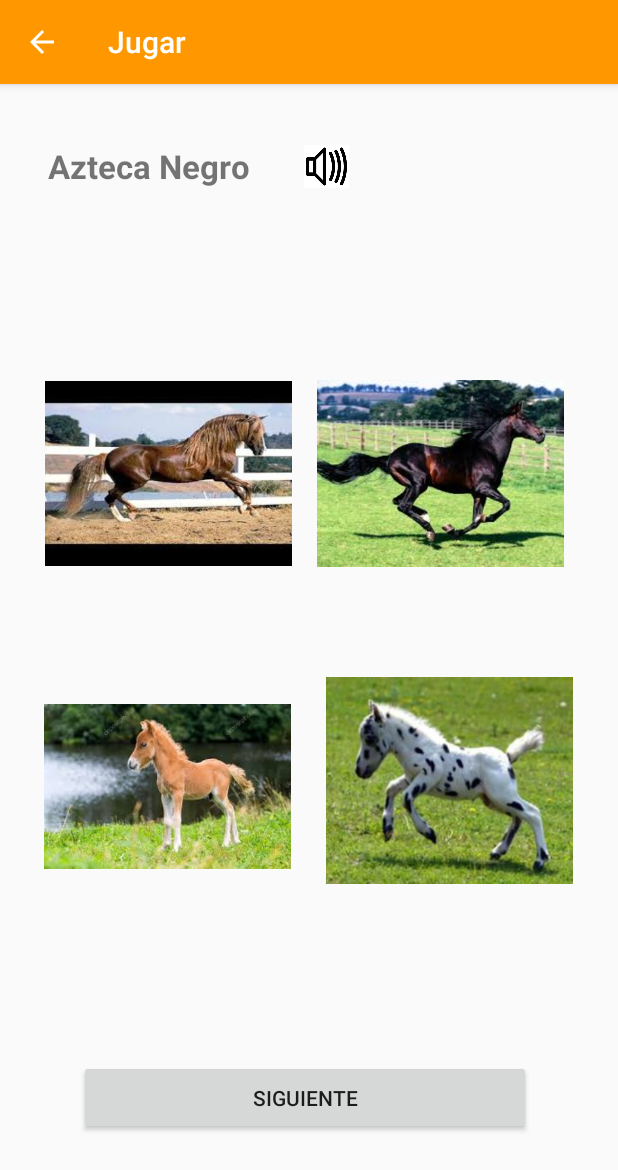
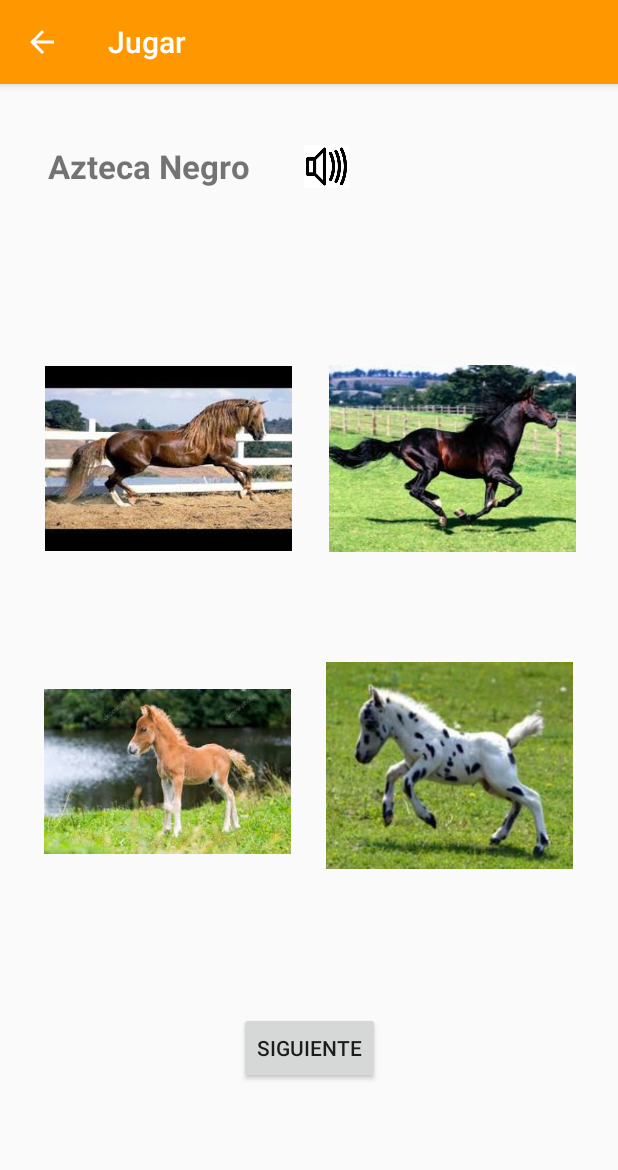
Before and after one commit to onofricamila/TPLaboratorioDeSw, an Android app: the GameActivity screen opened directly, with no data from a screen before it, on a phone screen of 412 x 824 dp. Shown: the top 1170 px of the screen. Run offline under Robolectric (Android 15) with nearby library versions, the phone set to English and light mode, and no system bars.

Commit message:
resize siguiente button

```diff
--- a/app/src/main/res/layout/activity_game.xml
+++ b/app/src/main/res/layout/activity_game.xml
@@ -22,48 +22,47 @@
 
     <Button
         android:id="@+id/newGame"
-        android:layout_width="301dp"
-        android:layout_height="50dp"
+        android:layout_width="wrap_content"
+        android:layout_height="wrap_content"
         android:layout_centerHorizontal="true"
         android:layout_marginStart="32dp"
         android:layout_marginLeft="32dp"
-        android:layout_marginTop="92dp"
+        android:layout_marginTop="70dp"
         android:layout_marginEnd="32dp"
         android:layout_marginRight="32dp"
         android:text="@string/siguiente_button"
         app:layout_constraintEnd_toEndOf="parent"
-        app:layout_constraintHorizontal_bias="0.441"
         app:layout_constraintStart_toStartOf="parent"
         app:layout_constraintTop_toBottomOf="@+id/imageView3" />
 
     <ImageView
         android:id="@+id/imageView1"
-        android:layout_width="300dp"
-        android:layout_height="200dp"
+        android:layout_width="50dp"
+        android:layout_height="50dp"
         android:layout_marginStart="30dp"
         android:layout_marginLeft="30dp"
-        android:layout_marginTop="100dp"
+        android:layout_marginTop="90dp"
         android:layout_marginEnd="8dp"
         android:layout_marginRight="8dp"
         app:layout_constraintEnd_toStartOf="@+id/imageView2"
-        app:layout_constraintHorizontal_bias="0.02"
+        app:layout_constraintHorizontal_bias="0.009"
         app:layout_constraintStart_toStartOf="parent"
         app:layout_constraintTop_toBottomOf="@+id/wordTv" />
 
     <ImageView
         android:id="@+id/imageView2"
-        android:layout_width="300dp"
-        android:layout_height="200dp"
-        android:layout_marginTop="100dp"
-        android:layout_marginEnd="36dp"
-        android:layout_marginRight="36dp"
+        android:layout_width="50dp"
+        android:layout_height="50dp"
+        android:layout_marginTop="90dp"
+        android:layout_marginEnd="28dp"
+        android:layout_marginRight="28dp"
         app:layout_constraintEnd_toEndOf="parent"
         app:layout_constraintTop_toBottomOf="@+id/wordTv" />
 
     <ImageView
         android:id="@+id/imageView3"
-        android:layout_width="300dp"
-        android:layout_height="200dp"
+        android:layout_width="50dp"
+        android:layout_height="50dp"
         android:layout_marginStart="30dp"
         android:layout_marginLeft="30dp"
         android:layout_marginTop="28dp"
@@ -76,8 +75,8 @@
 
     <ImageView
         android:id="@+id/imageView4"
-        android:layout_width="300dp"
-        android:layout_height="200dp"
+        android:layout_width="50dp"
+        android:layout_height="50dp"
         android:layout_marginTop="24dp"
         android:layout_marginEnd="30dp"
         android:layout_marginRight="30dp"
```
